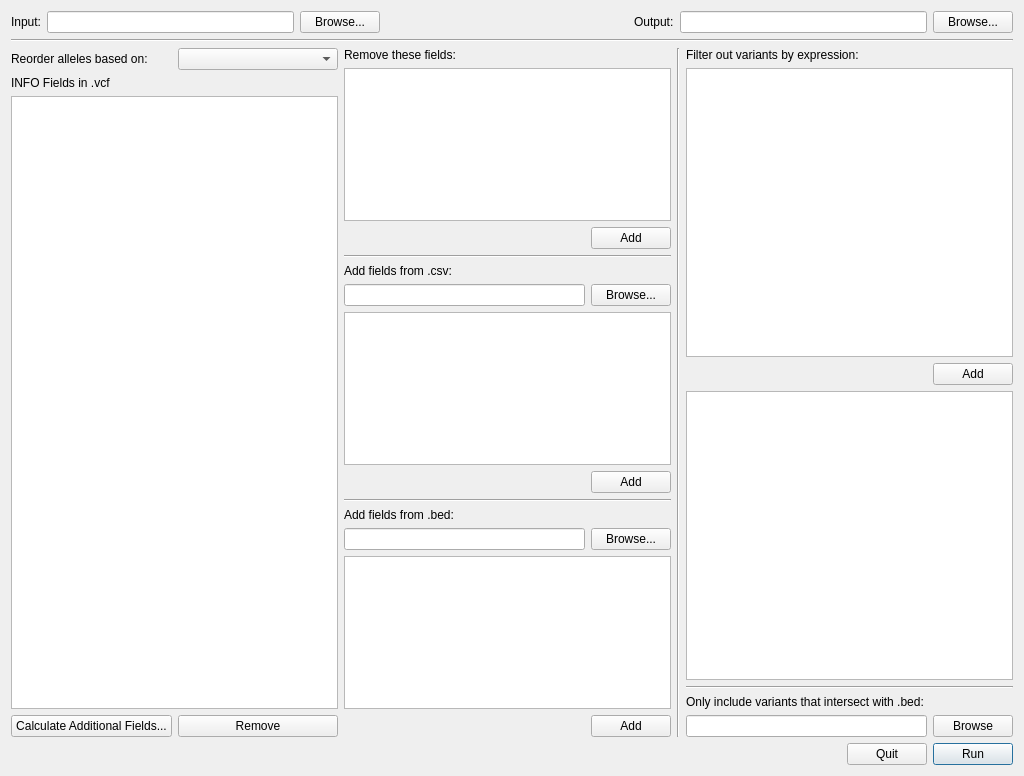
Old version of the form ui/Main.ui in the repository alex-r-bigelow/genepi_ngs_scripts.
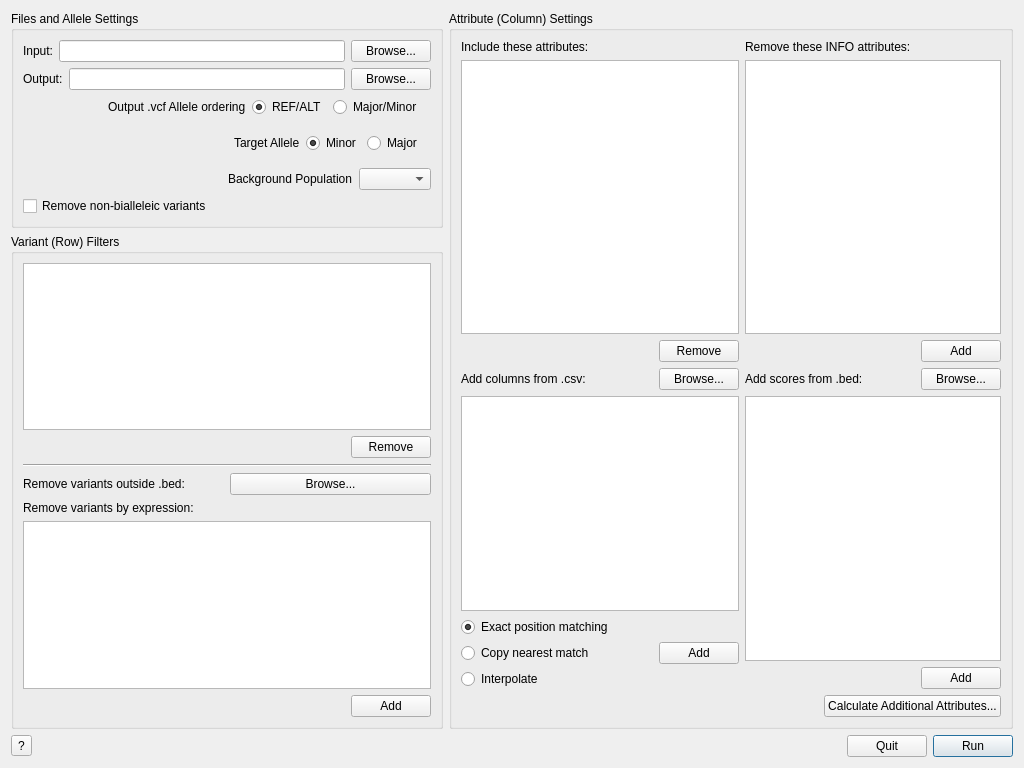
New version of the form.

```diff
--- a/ui/Main.ui
+++ b/ui/Main.ui
@@ -7,13 +7,19 @@
     <x>0</x>
     <y>0</y>
     <width>1024</width>
-    <height>776</height>
+    <height>768</height>
    </rect>
   </property>
   <property name="windowTitle">
    <string>VCF Cleaner</string>
   </property>
-  <layout class="QVBoxLayout" name="verticalLayout_4">
+  <layout class="QGridLayout" name="gridLayout">
+   <item row="0" column="0">
+    <widget class="QGroupBox" name="groupBox_2">
+     <property name="title">
+      <string>Files and Allele Settings</string>
+     </property>
+     <layout class="QVBoxLayout" name="verticalLayout_9">
    <item>
     <layout class="QHBoxLayout" name="horizontalLayout">
      <item>
@@ -33,28 +39,19 @@
        </property>
       </widget>
      </item>
-     <item>
-      <spacer name="horizontalSpacer">
-       <property name="orientation">
-        <enum>Qt::Horizontal</enum>
-       </property>
-       <property name="sizeHint" stdset="0">
-        <size>
-         <width>40</width>
-         <height>20</height>
-        </size>
-       </property>
-      </spacer>
+       </layout>
      </item>
      <item>
-      <widget class="QLabel" name="label_2">
+       <layout class="QHBoxLayout" name="horizontalLayout_16">
+        <item>
+         <widget class="QLabel" name="label_13">
        <property name="text">
         <string>Output:</string>
        </property>
       </widget>
      </item>
      <item>
-      <widget class="QLineEdit" name="lineEdit_2"/>
+         <widget class="QLineEdit" name="outputPathField"/>
      </item>
      <item>
       <widget class="QPushButton" name="browseOutputButton">
@@ -66,28 +63,116 @@
     </layout>
    </item>
    <item>
-    <widget class="Line" name="line_2">
-     <property name="orientation">
-      <enum>Qt::Horizontal</enum>
-     </property>
-    </widget>
-   </item>
-   <item>
+       <widget class="QWidget" name="vcfAlleleSettings" native="true">
     <layout class="QHBoxLayout" name="horizontalLayout_2">
-     <property name="leftMargin">
-      <number>0</number>
-     </property>
-     <property name="rightMargin">
-      <number>0</number>
-     </property>
+         <property name="topMargin">
+          <number>1</number>
+         </property>
+         <item>
+          <spacer name="horizontalSpacer_3">
+           <property name="orientation">
+            <enum>Qt::Horizontal</enum>
+           </property>
+           <property name="sizeHint" stdset="0">
+            <size>
+             <width>40</width>
+             <height>20</height>
+            </size>
+           </property>
+          </spacer>
+         </item>
      <item>
-      <layout class="QVBoxLayout" name="verticalLayout_2">
+          <widget class="QLabel" name="label_12">
+           <property name="text">
+            <string>Output .vcf Allele ordering</string>
+           </property>
+          </widget>
+         </item>
+         <item>
+          <widget class="QRadioButton" name="refAltRadioButton">
+           <property name="text">
+            <string>REF/ALT</string>
+           </property>
+           <property name="checked">
+            <bool>true</bool>
+           </property>
+          </widget>
+         </item>
+         <item>
+          <widget class="QRadioButton" name="majorMinorRadioButton">
+           <property name="text">
+            <string>Major/Minor</string>
+           </property>
+          </widget>
+         </item>
+        </layout>
+       </widget>
+      </item>
+      <item>
+       <widget class="QWidget" name="csvAlleleSettings" native="true">
+        <layout class="QHBoxLayout" name="otherAlleleSettings">
+         <property name="topMargin">
+          <number>1</number>
+         </property>
+         <item>
+          <spacer name="horizontalSpacer_10">
+           <property name="orientation">
+            <enum>Qt::Horizontal</enum>
+           </property>
+           <property name="sizeHint" stdset="0">
+            <size>
+             <width>40</width>
+             <height>20</height>
+            </size>
+           </property>
+          </spacer>
+         </item>
+         <item>
+          <widget class="QLabel" name="label_11">
+           <property name="text">
+            <string>Target Allele</string>
+           </property>
+          </widget>
+         </item>
+         <item>
+          <widget class="QRadioButton" name="minorRadioButton">
+           <property name="text">
+            <string>Minor</string>
+           </property>
+           <property name="checked">
+            <bool>true</bool>
+           </property>
+          </widget>
+         </item>
+         <item>
+          <widget class="QRadioButton" name="majorRadioButton">
+           <property name="text">
+            <string>Major</string>
+           </property>
+          </widget>
+         </item>
+        </layout>
+       </widget>
+      </item>
        <item>
         <layout class="QHBoxLayout" name="horizontalLayout_11">
+        <item>
+         <spacer name="horizontalSpacer_13">
+          <property name="orientation">
+           <enum>Qt::Horizontal</enum>
+          </property>
+          <property name="sizeHint" stdset="0">
+           <size>
+            <width>40</width>
+            <height>20</height>
+           </size>
+          </property>
+         </spacer>
+        </item>
          <item>
           <widget class="QLabel" name="label_7">
            <property name="text">
-            <string>Reorder alleles based on:</string>
+           <string>Background Population</string>
            </property>
           </widget>
          </item>
@@ -101,14 +186,35 @@
         </layout>
        </item>
        <item>
+       <widget class="QCheckBox" name="removeNonBiallelicCheckBox">
+        <property name="text">
+         <string>Remove non-bialleleic variants</string>
+        </property>
+       </widget>
+      </item>
+     </layout>
+    </widget>
+   </item>
+   <item row="0" column="1" rowspan="2">
+    <widget class="QGroupBox" name="attributeSettingsGroupBox">
+     <property name="title">
+      <string>Attribute (Column) Settings</string>
+     </property>
+     <layout class="QGridLayout" name="gridLayout_2">
+      <item row="0" column="0">
+       <layout class="QVBoxLayout" name="verticalLayout_3">
+        <property name="topMargin">
+         <number>0</number>
+        </property>
+        <item>
         <widget class="QLabel" name="label_3">
          <property name="text">
-          <string>INFO Fields in .vcf</string>
+           <string>Include these attributes:</string>
          </property>
         </widget>
        </item>
        <item>
-        <widget class="QListWidget" name="listWidget">
+         <widget class="QListWidget" name="includeAttributeList">
          <property name="toolTip">
           <string>Fields in red have many categorical values; you should remove these or simplify them for viewing in compreheNGSive</string>
          </property>
@@ -117,44 +223,7 @@
        <item>
         <layout class="QHBoxLayout" name="horizontalLayout_8">
          <item>
-          <widget class="QPushButton" name="calculateFieldsButton">
-           <property name="text">
-            <string>Calculate Additional Fields...</string>
-           </property>
-          </widget>
-         </item>
-         <item>
-          <widget class="QPushButton" name="removeFieldButton">
-           <property name="text">
-            <string>Remove</string>
-           </property>
-          </widget>
-         </item>
-        </layout>
-       </item>
-      </layout>
-     </item>
-     <item>
-      <layout class="QVBoxLayout" name="verticalLayout">
-       <item>
-        <layout class="QVBoxLayout" name="verticalLayout_6">
-         <property name="topMargin">
-          <number>0</number>
-         </property>
-         <item>
-          <widget class="QLabel" name="label_6">
-           <property name="text">
-            <string>Remove these fields:</string>
-           </property>
-          </widget>
-         </item>
-         <item>
-          <widget class="QListView" name="listView_3"/>
-         </item>
-         <item>
-          <layout class="QHBoxLayout" name="horizontalLayout_3">
-           <item>
-            <spacer name="horizontalSpacer_2">
+           <spacer name="horizontalSpacer">
              <property name="orientation">
               <enum>Qt::Horizontal</enum>
              </property>
@@ -167,9 +236,9 @@
             </spacer>
            </item>
            <item>
-            <widget class="QPushButton" name="addRemovedFieldButton">
+           <widget class="QPushButton" name="removeAttributeButton">
              <property name="text">
-              <string>Add</string>
+             <string>Remove</string>
              </property>
             </widget>
            </item>
@@ -177,34 +246,36 @@
          </item>
         </layout>
        </item>
-       <item>
-        <widget class="Line" name="line_3">
-         <property name="orientation">
-          <enum>Qt::Horizontal</enum>
-         </property>
-        </widget>
-       </item>
-       <item>
+      <item row="1" column="0">
         <layout class="QVBoxLayout" name="verticalLayout_7">
          <property name="topMargin">
           <number>0</number>
          </property>
-         <item>
-          <widget class="QLabel" name="label_4">
-           <property name="text">
-            <string>Add fields from .csv:</string>
-           </property>
-          </widget>
-         </item>
          <item>
           <layout class="QHBoxLayout" name="horizontalLayout_6">
            <item>
-            <widget class="QLineEdit" name="lineEdit_3">
+           <widget class="QLabel" name="label_4">
              <property name="toolTip">
-              <string>The .csv file should have a &quot;CHROM&quot;, &quot;POS&quot;, and optionally, an &quot;ID&quot; header</string>
+             <string/>
+            </property>
+            <property name="text">
+             <string>Add columns from .csv:</string>
              </property>
             </widget>
            </item>
+          <item>
+           <spacer name="horizontalSpacer_8">
+            <property name="orientation">
+             <enum>Qt::Horizontal</enum>
+            </property>
+            <property name="sizeHint" stdset="0">
+             <size>
+              <width>40</width>
+              <height>20</height>
+             </size>
+            </property>
+           </spacer>
+          </item>
            <item>
             <widget class="QPushButton" name="browseCsvButton">
              <property name="text">
@@ -224,7 +295,35 @@
          <item>
           <layout class="QHBoxLayout" name="horizontalLayout_4">
            <item>
-            <spacer name="horizontalSpacer_3">
+           <layout class="QVBoxLayout" name="verticalLayout">
+            <item>
+             <widget class="QRadioButton" name="exactRadioButton">
+              <property name="text">
+               <string>Exact position matching</string>
+              </property>
+              <property name="checked">
+               <bool>true</bool>
+              </property>
+             </widget>
+            </item>
+            <item>
+             <widget class="QRadioButton" name="copyRadioButton">
+              <property name="text">
+               <string>Copy nearest match</string>
+              </property>
+             </widget>
+            </item>
+            <item>
+             <widget class="QRadioButton" name="interpolateRadioButton">
+              <property name="text">
+               <string>Interpolate</string>
+              </property>
+             </widget>
+            </item>
+           </layout>
+          </item>
+          <item>
+           <spacer name="horizontalSpacer_12">
              <property name="orientation">
               <enum>Qt::Horizontal</enum>
              </property>
@@ -247,29 +346,35 @@
          </item>
         </layout>
        </item>
-       <item>
-        <widget class="Line" name="line_4">
-         <property name="orientation">
-          <enum>Qt::Horizontal</enum>
-         </property>
-        </widget>
-       </item>
-       <item>
+      <item row="1" column="1">
         <layout class="QVBoxLayout" name="verticalLayout_8">
          <property name="topMargin">
           <number>0</number>
          </property>
-         <item>
-          <widget class="QLabel" name="label_5">
-           <property name="text">
-            <string>Add fields from .bed:</string>
-           </property>
-          </widget>
-         </item>
          <item>
           <layout class="QHBoxLayout" name="horizontalLayout_7">
            <item>
-            <widget class="QLineEdit" name="lineEdit_4"/>
+           <widget class="QLabel" name="label_5">
+            <property name="toolTip">
+             <string/>
+            </property>
+            <property name="text">
+             <string>Add scores from .bed:</string>
+            </property>
+           </widget>
+          </item>
+          <item>
+           <spacer name="horizontalSpacer_9">
+            <property name="orientation">
+             <enum>Qt::Horizontal</enum>
+            </property>
+            <property name="sizeHint" stdset="0">
+             <size>
+              <width>40</width>
+              <height>20</height>
+             </size>
+            </property>
+           </spacer>
            </item>
            <item>
             <widget class="QPushButton" name="browseBedButton">
@@ -316,29 +421,158 @@
          </item>
         </layout>
        </item>
-      </layout>
-     </item>
+      <item row="0" column="1">
+       <layout class="QVBoxLayout" name="verticalLayout_5">
+        <property name="topMargin">
+         <number>0</number>
+        </property>
+        <item>
+         <widget class="QLabel" name="label_6">
+          <property name="text">
+           <string>Remove these INFO attributes:</string>
+          </property>
+         </widget>
+        </item>
+        <item>
+         <widget class="QListView" name="removeInfoList">
+          <property name="selectionMode">
+           <enum>QAbstractItemView::MultiSelection</enum>
+          </property>
+         </widget>
+        </item>
+        <item>
+         <layout class="QHBoxLayout" name="horizontalLayout_3">
+          <item>
+           <spacer name="horizontalSpacer_2">
+            <property name="orientation">
+             <enum>Qt::Horizontal</enum>
+            </property>
+            <property name="sizeHint" stdset="0">
+             <size>
+              <width>40</width>
+              <height>20</height>
+             </size>
+            </property>
+           </spacer>
+          </item>
+          <item>
+           <widget class="QPushButton" name="addInfoButton">
+            <property name="text">
+             <string>Add</string>
+            </property>
+           </widget>
+          </item>
+         </layout>
+        </item>
+       </layout>
+      </item>
+      <item row="2" column="0" colspan="2">
+       <layout class="QHBoxLayout" name="horizontalLayout_19">
+        <property name="rightMargin">
+         <number>0</number>
+        </property>
+        <property name="bottomMargin">
+         <number>0</number>
+        </property>
      <item>
-      <widget class="Line" name="line">
+         <spacer name="horizontalSpacer_11">
        <property name="orientation">
-        <enum>Qt::Vertical</enum>
-       </property>
-      </widget>
-     </item>
+           <enum>Qt::Horizontal</enum>
+          </property>
+          <property name="sizeHint" stdset="0">
+           <size>
+            <width>40</width>
+            <height>20</height>
+           </size>
+          </property>
+         </spacer>
+        </item>
+        <item>
+         <widget class="QPushButton" name="calculateAdditionalButton">
+          <property name="text">
+           <string>Calculate Additional Attributes...</string>
+          </property>
+         </widget>
+        </item>
+       </layout>
+      </item>
+     </layout>
+    </widget>
+   </item>
+   <item row="1" column="0">
+    <widget class="QGroupBox" name="filterSettingsGroupBox">
+     <property name="title">
+      <string>Variant (Row) Filters</string>
+     </property>
+     <layout class="QVBoxLayout" name="verticalLayout_6">
      <item>
-      <layout class="QVBoxLayout" name="verticalLayout_3">
+       <widget class="QListWidget" name="filterList">
+        <property name="selectionMode">
+         <enum>QAbstractItemView::SingleSelection</enum>
+        </property>
+       </widget>
+      </item>
+      <item>
+       <layout class="QHBoxLayout" name="horizontalLayout_13">
+        <item>
+         <spacer name="horizontalSpacer_7">
+          <property name="orientation">
+           <enum>Qt::Horizontal</enum>
+          </property>
+          <property name="sizeHint" stdset="0">
+           <size>
+            <width>40</width>
+            <height>20</height>
+           </size>
+          </property>
+         </spacer>
+        </item>
+        <item>
+         <widget class="QPushButton" name="removeFilterButton">
+          <property name="text">
+           <string>Remove</string>
+          </property>
+         </widget>
+        </item>
+       </layout>
+      </item>
+      <item>
+       <widget class="Line" name="line_2">
+        <property name="orientation">
+         <enum>Qt::Horizontal</enum>
+        </property>
+       </widget>
+      </item>
+      <item>
+       <layout class="QHBoxLayout" name="horizontalLayout_12">
+        <item>
+         <widget class="QLabel" name="label_9">
+          <property name="text">
+           <string>Remove variants outside .bed:</string>
+          </property>
+         </widget>
+        </item>
+        <item>
+         <widget class="QPushButton" name="browseBedFilterButton">
+          <property name="text">
+           <string>Browse...</string>
+          </property>
+         </widget>
+        </item>
+       </layout>
+      </item>
        <item>
         <widget class="QLabel" name="label_8">
          <property name="toolTip">
           <string/>
          </property>
          <property name="text">
-          <string>Filter out variants by expression:</string>
+         <string>Remove variants by expression:</string>
          </property>
         </widget>
        </item>
        <item>
-        <widget class="QTextEdit" name="textEdit"/>
+       <widget class="QTextEdit" name="expressionField"/>
        </item>
        <item>
         <layout class="QHBoxLayout" name="horizontalLayout_9">
@@ -364,50 +598,18 @@
          </item>
         </layout>
        </item>
-       <item>
-        <widget class="QListWidget" name="listWidget_2"/>
-       </item>
-       <item>
-        <widget class="Line" name="line_5">
-         <property name="orientation">
-          <enum>Qt::Horizontal</enum>
-         </property>
-        </widget>
-       </item>
-       <item>
-        <layout class="QVBoxLayout" name="verticalLayout_9">
-         <property name="topMargin">
-          <number>0</number>
-         </property>
-         <item>
-          <widget class="QLabel" name="label_9">
-           <property name="text">
-            <string>Only include variants that intersect with .bed:</string>
-           </property>
-          </widget>
-         </item>
-         <item>
-          <layout class="QHBoxLayout" name="horizontalLayout_12">
-           <item>
-            <widget class="QLineEdit" name="lineEdit_5"/>
-           </item>
-           <item>
-            <widget class="QPushButton" name="browseFilterBedButton">
-             <property name="text">
-              <string>Browse</string>
-             </property>
-            </widget>
-           </item>
-          </layout>
-         </item>
-        </layout>
-       </item>
-      </layout>
-     </item>
-    </layout>
-   </item>
-   <item>
+     </layout>
+    </widget>
+   </item>
+   <item row="2" column="0" colspan="2">
     <layout class="QHBoxLayout" name="horizontalLayout_10">
+     <item>
+      <widget class="QToolButton" name="helpButton">
+       <property name="text">
+        <string>?</string>
+       </property>
+      </widget>
+     </item>
      <item>
       <spacer name="horizontalSpacer_6">
        <property name="orientation">
```
Left out of the diff: 33 changed lines with no effect on the pictures. Lines whose indentation alone changed are shown as unchanged.
